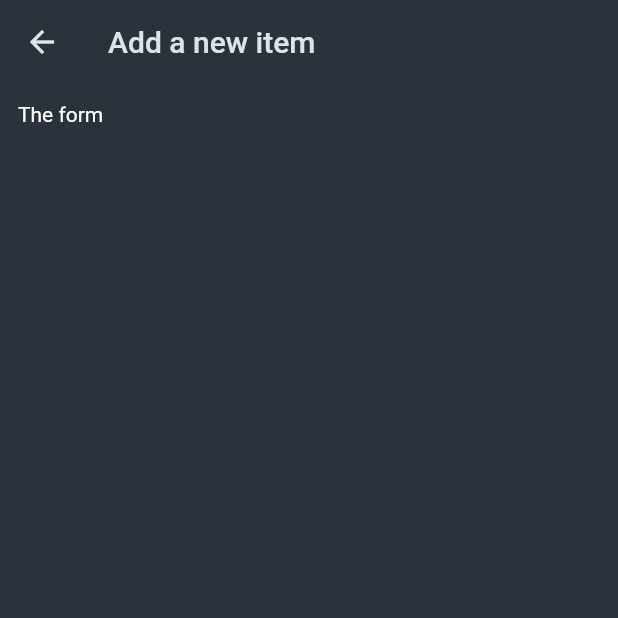
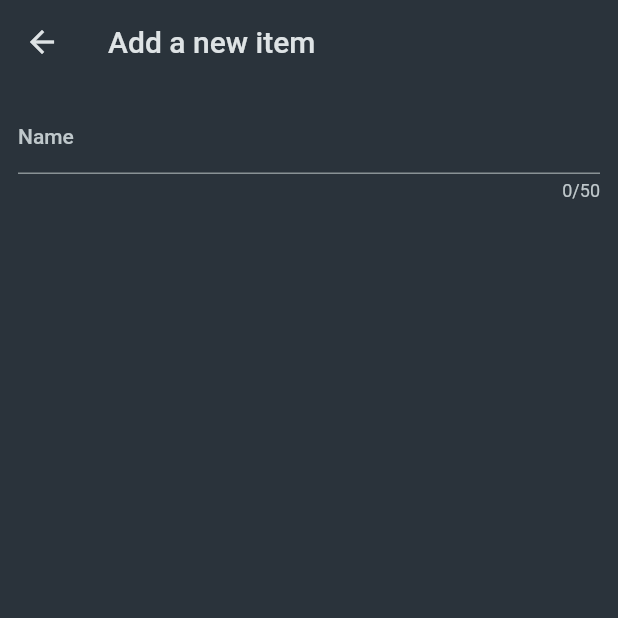
Before and after one commit to purbashis/shoppinglistapp, a Flutter app: the NewItem screen opened directly, on a phone screen of 412 x 824 dp, the top half of it. Run offline on Flutter 3.47's test engine with Material 2 defaults, Android fonts, the phone set to English and light mode, and no system bars.

Commit message:
text form field and validator

```diff
--- a/lib/widgets/new_item.dart
+++ b/lib/widgets/new_item.dart
@@ -13,12 +13,25 @@ class _NewItemState extends State<NewItem> {
     return Scaffold(
       appBar: AppBar(
         title: const Text('Add a new item'),
-
       ),
       body: Padding(
         padding: const EdgeInsets.all(12),
-        child: Text('The form'),
-
+        child: Column(
+          children: [
+            TextFormField(
+              maxLength: 50,
+              decoration: InputDecoration(
+                label: Text('Name'),
+              ),
+              validator: (value){
+                if(value == null || value.isEmpty){
+                  return 'Please enter a name';
+                }
+                return null;
+              },
+            ),
+          ],
+        ),
       ),
     );
   }
```
